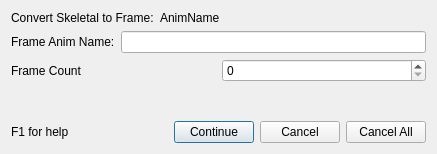
zturtleman/mm3d, file src/qtui/animconvertwin.ui: the form before one commit.
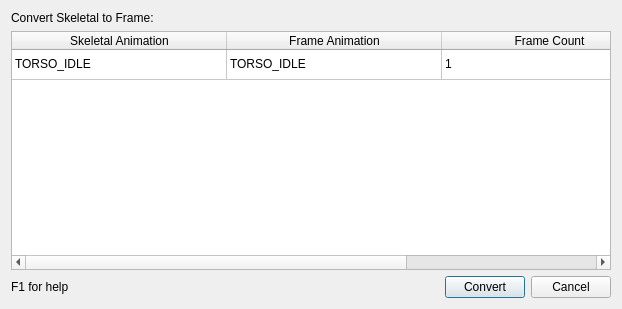
The form after the commit.

Commit message:
Make Convert To Frame window convert multiple animations at once
The Convert To Frame window allows converting skeletal animations to
frame animations. It would prompt for each animation which was annoying
when converting 25 skeletal animations for a Quake 3 player to frame
animations for exporting as MD3.

I changed the Convert To Frame window to displayed all the selected
skeletal animations in a table with edit fields for frame animation
name and frame count. This allows all frame animations to be edited
at once and converted with a single click.

The edit to the form file:
```diff
--- a/src/qtui/animconvertwin.ui
+++ b/src/qtui/animconvertwin.ui
@@ -6,8 +6,8 @@
    <rect>
     <x>0</x>
     <y>0</y>
-    <width>437</width>
-    <height>154</height>
+    <width>622</width>
+    <height>309</height>
    </rect>
   </property>
   <property name="windowTitle">
@@ -30,139 +30,62 @@
     <number>11</number>
    </property>
    <item>
-    <layout class="QHBoxLayout">
-     <property name="spacing">
-      <number>6</number>
+    <widget class="QLabel" name="m_convertLabel">
+     <property name="text">
+      <string>Convert Skeletal to Frame:</string>
      </property>
-     <property name="leftMargin">
-      <number>0</number>
-     </property>
-     <property name="topMargin">
-      <number>0</number>
-     </property>
-     <property name="rightMargin">
-      <number>0</number>
-     </property>
-     <property name="bottomMargin">
-      <number>0</number>
-     </property>
-     <item>
-      <widget class="QLabel" name="m_convertLabel">
-       <property name="text">
-        <string>Convert Skeletal to Frame:</string>
-       </property>
-       <property name="wordWrap">
-        <bool>false</bool>
-       </property>
-      </widget>
-     </item>
-     <item>
-      <widget class="QLabel" name="m_origName">
-       <property name="text">
-        <string>AnimName</string>
-       </property>
-       <property name="wordWrap">
-        <bool>false</bool>
-       </property>
-      </widget>
-     </item>
-     <item>
-      <spacer name="Spacer3">
-       <property name="orientation">
-        <enum>Qt::Horizontal</enum>
-       </property>
-       <property name="sizeType">
-        <enum>QSizePolicy::Expanding</enum>
-       </property>
-       <property name="sizeHint" stdset="0">
-        <size>
-         <width>31</width>
-         <height>0</height>
-        </size>
-       </property>
-      </spacer>
-     </item>
-    </layout>
+    </widget>
    </item>
    <item>
-    <layout class="QHBoxLayout">
-     <property name="spacing">
-      <number>6</number>
-     </property>
-     <property name="leftMargin">
-      <number>0</number>
-     </property>
-     <property name="topMargin">
-      <number>0</number>
-     </property>
-     <property name="rightMargin">
-      <number>0</number>
-     </property>
-     <property name="bottomMargin">
-      <number>0</number>
-     </property>
-     <item>
-      <widget class="QLabel" name="TextLabel2">
-       <property name="text">
-        <string>Frame Anim Name:</string>
-       </property>
-       <property name="wordWrap">
-        <bool>false</bool>
-       </property>
-      </widget>
+    <widget class="QTableWidget" name="m_animTable">
+     <attribute name="horizontalHeaderVisible">
+      <bool>true</bool>
+     </attribute>
+     <attribute name="horizontalHeaderDefaultSectionSize">
+      <number>215</number>
+     </attribute>
+     <attribute name="horizontalHeaderStretchLastSection">
+      <bool>true</bool>
+     </attribute>
+     <attribute name="verticalHeaderVisible">
+      <bool>false</bool>
+     </attribute>
+     <row>
+      <property name="text">
+       <string>example</string>
+      </property>
+     </row>
+     <column>
+      <property name="text">
+       <string>Skeletal Animation</string>
+      </property>
+     </column>
+     <column>
+      <property name="text">
+       <string>Frame Animation</string>
+      </property>
+     </column>
+     <column>
+      <property name="text">
+       <string>Frame Count</string>
+      </property>
+     </column>
+     <item row="0" column="0">
+      <property name="text">
+       <string>TORSO_IDLE</string>
+      </property>
      </item>
-     <item>
-      <widget class="QLineEdit" name="m_newName"/>
+     <item row="0" column="1">
+      <property name="text">
+       <string>TORSO_IDLE</string>
+      </property>
      </item>
-    </layout>
-   </item>
-   <item>
-    <layout class="QHBoxLayout">
-     <property name="spacing">
-      <number>6</number>
-     </property>
-     <property name="leftMargin">
-      <number>0</number>
-     </property>
-     <property name="topMargin">
-      <number>0</number>
-     </property>
-     <property name="rightMargin">
-      <number>0</number>
-     </property>
-     <property name="bottomMargin">
-      <number>0</number>
-     </property>
-     <item>
-      <widget class="QLabel" name="TextLabel3">
-       <property name="text">
-        <string>Frame Count</string>
-       </property>
-       <property name="wordWrap">
-        <bool>false</bool>
-       </property>
-      </widget>
+     <item row="0" column="2">
+      <property name="text">
+       <string>1</string>
+      </property>
      </item>
-     <item>
-      <widget class="QSpinBox" name="m_newFrameCount"/>
-     </item>
-    </layout>
-   </item>
-   <item>
-    <spacer name="Spacer2">
-     <property name="orientation">
-      <enum>Qt::Vertical</enum>
-     </property>
-     <property name="sizeType">
-      <enum>QSizePolicy::Expanding</enum>
-     </property>
-     <property name="sizeHint" stdset="0">
-      <size>
-       <width>16</width>
-       <height>20</height>
-      </size>
-     </property>
-    </spacer>
+    </widget>
    </item>
    <item>
     <layout class="QHBoxLayout">
@@ -205,9 +128,9 @@
       </spacer>
      </item>
      <item>
-      <widget class="QPushButton" name="m_continueButton">
+      <widget class="QPushButton" name="m_convertButton">
        <property name="text">
-        <string>Continue</string>
+        <string>Convert</string>
        </property>
       </widget>
      </item>
@@ -218,13 +141,6 @@
        </property>
       </widget>
      </item>
-     <item>
-      <widget class="QPushButton" name="m_cancelAllButton">
-       <property name="text">
-        <string>Cancel All</string>
-       </property>
-      </widget>
-     </item>
     </layout>
    </item>
   </layout>
```
Left out of the diff: 20 changed lines with no effect on the pictures. The commit also changes 4 other files.
